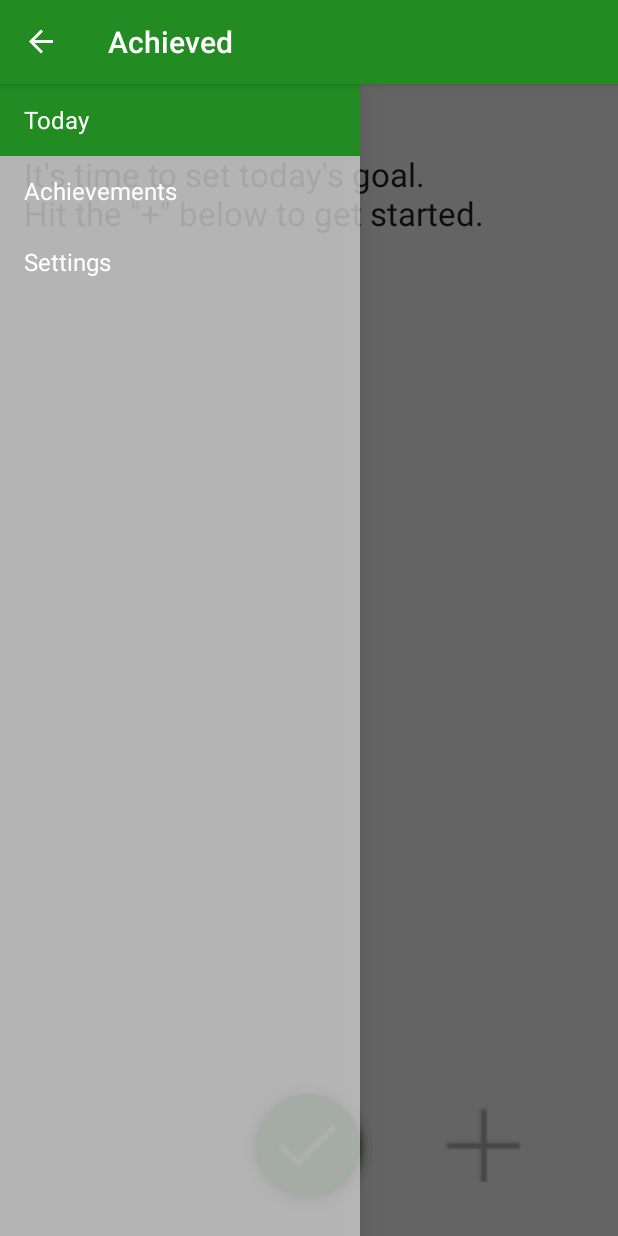
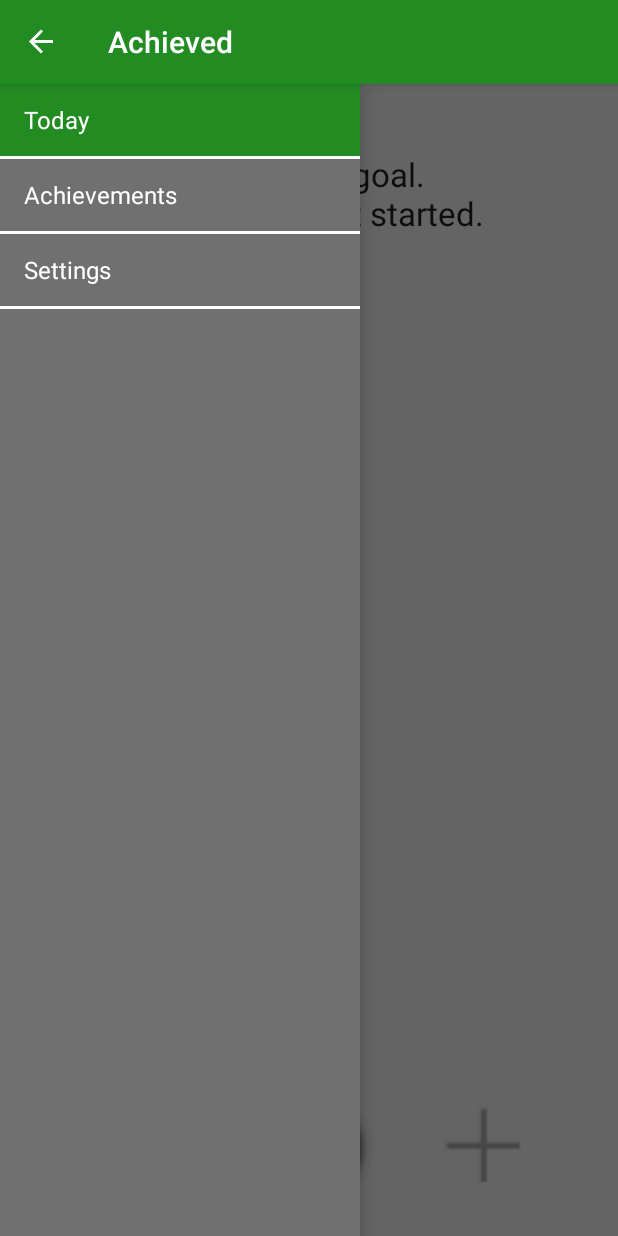
Before and after one commit to mattdietrich/Achieved, an Android app: the screen it shows after launch (MainActivity), on a phone screen of 412 x 824 dp. Run offline under Robolectric (Android 15) with nearby library versions, the phone set to English and light mode, and no system bars.

Commit message:
Navigation drawer UI changes

```diff
--- a/app/src/main/res/layout/fragment_navigation_drawer.xml
+++ b/app/src/main/res/layout/fragment_navigation_drawer.xml
@@ -1,5 +1,5 @@
 <ListView xmlns:android="http://schemas.android.com/apk/res/android"
     xmlns:tools="http://schemas.android.com/tools" android:layout_width="match_parent"
     android:layout_height="match_parent" android:choiceMode="singleChoice"
-    android:divider="@android:color/transparent" android:dividerHeight="0dp"
-    android:background="#cccc" tools:context=".NavigationDrawerFragment" />
+    android:divider="@android:color/white" android:dividerHeight="2dp"
+    android:background="@color/gray" tools:context=".NavigationDrawerFragment" />
--- a/app/src/main/res/values/colors.xml
+++ b/app/src/main/res/values/colors.xml
@@ -4,4 +4,5 @@
     <color name="primary_dark">#1e7d1e</color>
     <color name="primary_light">#389638</color>
     <color name="accent">#228b22</color>
+    <color name="gray">#707070</color>
 </resources>
```
Also changed, not shown: app/src/main/java/ca/mdietr/achieved/NavigationDrawerFragment.java (+6 -6 lines).
